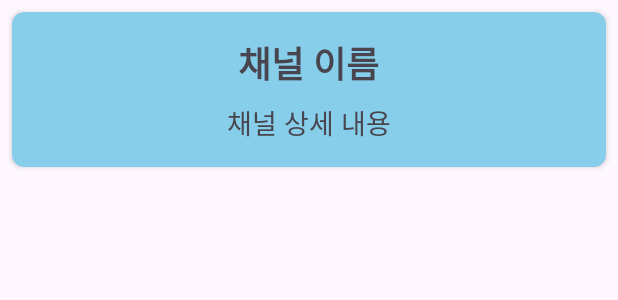
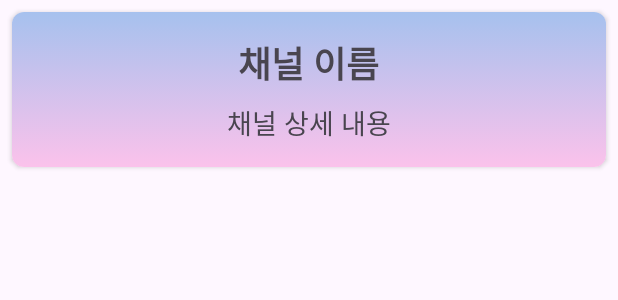
Before and after one commit to YouDaYeon/CapstoneDesign, an Android app: the layout item_channel.xml on its own in the app's theme, with its tools: preview values and no code run, on a phone screen of 412 x 824 dp. Shown: the top 300 px of the screen. Run offline under Robolectric (Android 15) with nearby library versions, the phone set to English and light mode, and no system bars.

Commit message:
그라데이션 배경

```diff
--- a/app/src/main/res/layout/contest_item.xml
+++ b/app/src/main/res/layout/contest_item.xml
@@ -11,7 +11,10 @@
 
     <androidx.constraintlayout.widget.ConstraintLayout
         android:layout_width="match_parent"
-        android:layout_height="wrap_content">
+        android:layout_height="wrap_content"
+        android:paddingTop="15dp"
+        android:paddingBottom="30dp"
+        android:background="@drawable/gradient_background">
 
         <TextView
             android:id="@+id/nameTextView"
--- a/app/src/main/res/layout/item_channel.xml
+++ b/app/src/main/res/layout/item_channel.xml
@@ -6,14 +6,15 @@
     android:layout_height="wrap_content"
     android:layout_margin="8dp"
     app:cardCornerRadius="8dp"
-    app:cardElevation="2dp"
-    app:cardBackgroundColor="#87CEEB">
+    app:cardElevation="2dp">
 
-    <LinearLayout
+
+<LinearLayout
         android:layout_width="match_parent"
         android:layout_height="wrap_content"
         android:orientation="vertical"
-        android:padding="16dp">
+        android:padding="16dp"
+        android:background="@drawable/gradient_background">
 
         <!-- 채널 이름 텍스트 뷰 -->
         <TextView
```
